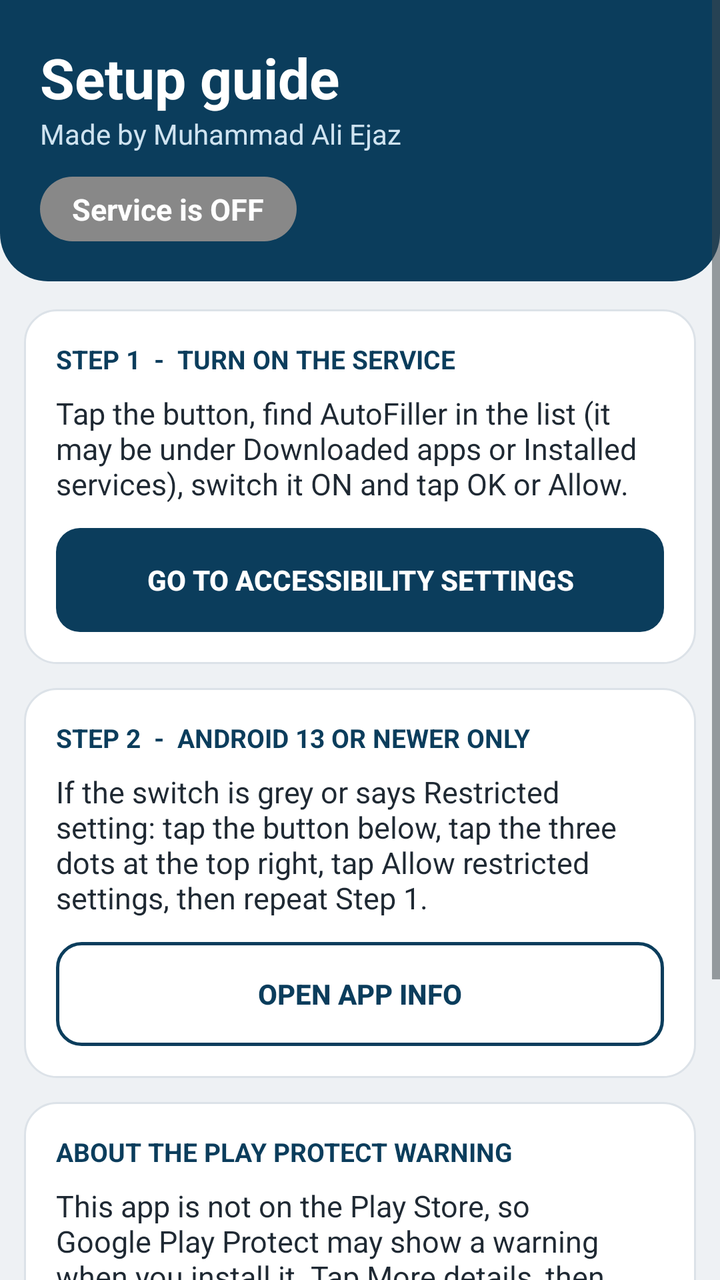
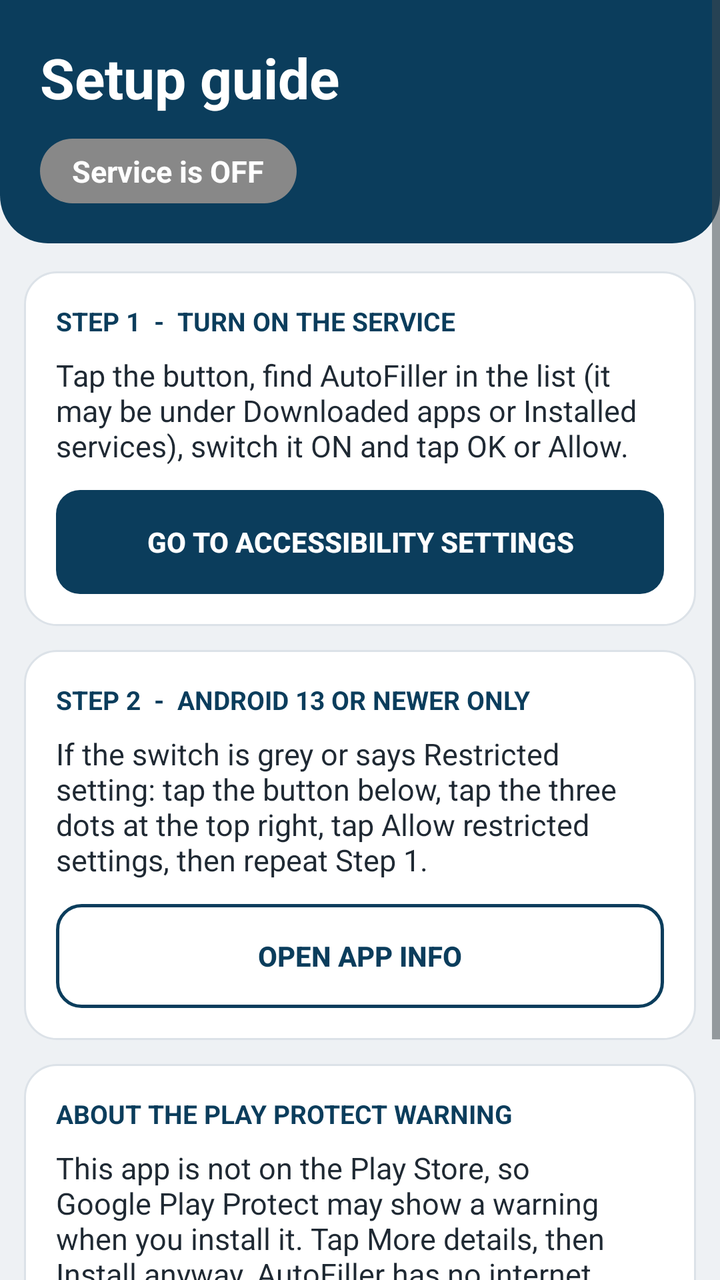

Screens rendered from an Android XML layout before and after an edit, with the pre-edit source and the edit as a unified diff.
<!-- AndroidManifest.xml: application theme android:Theme.DeviceDefault.Light -->
<!-- res/layout/activity_setup.xml -->
<?xml version="1.0" encoding="utf-8"?>
<ScrollView xmlns:android="http://schemas.android.com/apk/res/android"
    android:layout_width="match_parent"
    android:layout_height="match_parent"
    android:background="@color/grey_bg">

    <LinearLayout
        android:layout_width="match_parent"
        android:layout_height="wrap_content"
        android:orientation="vertical"
        android:paddingBottom="24dp">

        <LinearLayout
            android:layout_width="match_parent"
            android:layout_height="wrap_content"
            android:background="@drawable/bg_header"
            android:orientation="vertical"
            android:padding="20dp">

            <TextView
                android:layout_width="wrap_content"
                android:layout_height="wrap_content"
                android:text="Setup guide"
                android:textColor="#FFFFFF"
                android:textSize="28sp"
                android:textStyle="bold" />

            <TextView
                android:layout_width="wrap_content"
                android:layout_height="wrap_content"
                android:text="@string/maker_line"
                android:textColor="#CFE3F0"
                android:textSize="14sp" />

            <TextView
                android:id="@+id/tvServiceState"
                android:layout_width="wrap_content"
                android:layout_height="wrap_content"
                android:layout_marginTop="12dp"
                android:background="@drawable/bg_chip"
                android:paddingLeft="16dp"
                android:paddingTop="6dp"
                android:paddingRight="16dp"
                android:paddingBottom="6dp"
                android:text="Service is OFF"
                android:textColor="#FFFFFF"
                android:textSize="15sp"
                android:textStyle="bold" />
        </LinearLayout>

        <LinearLayout
            android:layout_width="match_parent"
            android:layout_height="wrap_content"
            android:layout_marginLeft="12dp"
            android:layout_marginTop="14dp"
            android:layout_marginRight="12dp"
            android:background="@drawable/bg_card"
            android:orientation="vertical"
            android:padding="16dp">

            <TextView
                android:layout_width="wrap_content"
                android:layout_height="wrap_content"
                android:text="STEP 1  -  TURN ON THE SERVICE"
                android:textColor="@color/primary"
                android:textSize="13sp"
                android:textStyle="bold" />

            <TextView
                android:layout_width="match_parent"
                android:layout_height="wrap_content"
                android:layout_marginTop="8dp"
                android:text="Tap the button, find AutoFiller in the list (it may be under Downloaded apps or Installed services), switch it ON and tap OK or Allow."
                android:textColor="@color/text_dark"
                android:textSize="15sp" />

            <Button
                android:id="@+id/btnAccessibility"
                android:layout_width="match_parent"
                android:layout_height="52dp"
                android:layout_marginTop="12dp"
                android:background="@drawable/btn_primary"
                android:stateListAnimator="@null"
                android:text="Go to Accessibility Settings"
                android:textColor="#FFFFFF"
                android:textStyle="bold" />
        </LinearLayout>

        <LinearLayout
            android:layout_width="match_parent"
            android:layout_height="wrap_content"
            android:layout_marginLeft="12dp"
            android:layout_marginTop="12dp"
            android:layout_marginRight="12dp"
            android:background="@drawable/bg_card"
            android:orientation="vertical"
            android:padding="16dp">

            <TextView
                android:layout_width="wrap_content"
                android:layout_height="wrap_content"
                android:text="STEP 2  -  ANDROID 13 OR NEWER ONLY"
                android:textColor="@color/primary"
                android:textSize="13sp"
                android:textStyle="bold" />

            <TextView
                android:layout_width="match_parent"
                android:layout_height="wrap_content"
                android:layout_marginTop="8dp"
                android:text="If the switch is grey or says Restricted setting: tap the button below, tap the three dots at the top right, tap Allow restricted settings, then repeat Step 1."
                android:textColor="@color/text_dark"
                android:textSize="15sp" />

            <Button
                android:id="@+id/btnAppInfo"
                android:layout_width="match_parent"
                android:layout_height="52dp"
                android:layout_marginTop="12dp"
                android:background="@drawable/btn_outline"
                android:stateListAnimator="@null"
                android:text="Open App info"
                android:textColor="@color/primary"
                android:textStyle="bold" />
        </LinearLayout>

        <LinearLayout
            android:layout_width="match_parent"
            android:layout_height="wrap_content"
            android:layout_marginLeft="12dp"
            android:layout_marginTop="12dp"
            android:layout_marginRight="12dp"
            android:background="@drawable/bg_card"
            android:orientation="vertical"
            android:padding="16dp">

            <TextView
                android:layout_width="wrap_content"
                android:layout_height="wrap_content"
                android:text="ABOUT THE PLAY PROTECT WARNING"
                android:textColor="@color/primary"
                android:textSize="13sp"
                android:textStyle="bold" />

            <TextView
                android:layout_width="match_parent"
                android:layout_height="wrap_content"
                android:layout_marginTop="8dp"
                android:text="This app is not on the Play Store, so Google Play Protect may show a warning when you install it. Tap More details, then Install anyway. AutoFiller has no internet permission: your CSV and the form data never leave your phone."
                android:textColor="@color/text_dark"
                android:textSize="15sp" />

            <TextView
                android:layout_width="match_parent"
                android:layout_height="wrap_content"
                android:layout_marginTop="10dp"
                android:text="No storage permission is needed. You choose the CSV file yourself with the Select CSV file button."
                android:textColor="@color/text_dark"
                android:textSize="15sp" />

            <TextView
                android:layout_width="wrap_content"
                android:layout_height="wrap_content"
                android:layout_marginTop="12dp"
                android:text="@string/maker_line"
                android:textColor="@color/text_soft"
                android:textSize="13sp" />
        </LinearLayout>
    </LinearLayout>
</ScrollView>
<!-- resources referenced by this layout -->
<resources>
  <color name="grey_bg">#EEF1F4</color>
  <color name="primary">#0B3D5C</color>
  <color name="text_dark">#1F2933</color>
  <color name="text_soft">#66727F</color>
  <!-- drawable bg_card (drawable) -->
  <?xml version="1.0" encoding="utf-8"?>
  <shape xmlns:android="http://schemas.android.com/apk/res/android"
      android:shape="rectangle">
      <solid android:color="#FFFFFF" />
      <stroke android:width="1dp" android:color="#DCE2E8" />
      <corners android:radius="16dp" />
  </shape>
  <!-- drawable bg_chip (drawable) -->
  <?xml version="1.0" encoding="utf-8"?>
  <shape xmlns:android="http://schemas.android.com/apk/res/android"
      android:shape="rectangle">
      <solid android:color="#888888" />
      <corners android:radius="24dp" />
  </shape>
  <!-- drawable bg_header (drawable) -->
  <?xml version="1.0" encoding="utf-8"?>
  <shape xmlns:android="http://schemas.android.com/apk/res/android"
      android:shape="rectangle">
      <solid android:color="@color/primary" />
      <corners
          android:bottomLeftRadius="24dp"
          android:bottomRightRadius="24dp" />
  </shape>
  <!-- drawable btn_outline (drawable) -->
  <?xml version="1.0" encoding="utf-8"?>
  <ripple xmlns:android="http://schemas.android.com/apk/res/android"
      android:color="#220B3D5C">
      <item>
          <shape android:shape="rectangle">
              <solid android:color="#FFFFFF" />
              <stroke android:width="1.5dp" android:color="@color/primary" />
              <corners android:radius="12dp" />
          </shape>
      </item>
  </ripple>
  <!-- drawable btn_primary (drawable) -->
  <?xml version="1.0" encoding="utf-8"?>
  <ripple xmlns:android="http://schemas.android.com/apk/res/android"
      android:color="#44FFFFFF">
      <item>
          <shape android:shape="rectangle">
              <solid android:color="@color/primary" />
              <corners android:radius="12dp" />
          </shape>
      </item>
  </ripple>
  <string name="maker_line">Made by Muhammad Ali Ejaz</string>
</resources>

<!-- the commit's change to res/layout/activity_setup.xml (unified diff, before → after) -->
@@ -24,13 +24,6 @@
                 android:textColor="#FFFFFF"
                 android:textSize="28sp"
                 android:textStyle="bold" />
-
-            <TextView
-                android:layout_width="wrap_content"
-                android:layout_height="wrap_content"
-                android:text="@string/maker_line"
-                android:textColor="#CFE3F0"
-                android:textSize="14sp" />
 
             <TextView
                 android:id="@+id/tvServiceState"
@@ -157,14 +150,6 @@
                 android:text="No storage permission is needed. You choose the CSV file yourself with the Select CSV file button."
                 android:textColor="@color/text_dark"
                 android:textSize="15sp" />
-
-            <TextView
-                android:layout_width="wrap_content"
-                android:layout_height="wrap_content"
-                android:layout_marginTop="12dp"
-                android:text="@string/maker_line"
-                android:textColor="@color/text_soft"
-                android:textSize="13sp" />
         </LinearLayout>
     </LinearLayout>
 </ScrollView>
<!-- resource entries referenced after the edit -->
@@ -3,7 +3,6 @@
   <color name="grey_bg">#EEF1F4</color>
   <color name="primary">#0B3D5C</color>
   <color name="text_dark">#1F2933</color>
-  <color name="text_soft">#66727F</color>
   <!-- drawable bg_card (drawable) -->
   <?xml version="1.0" encoding="utf-8"?>
   <shape xmlns:android="http://schemas.android.com/apk/res/android"
@@ -51,6 +50,5 @@
           </shape>
       </item>
   </ripple>
-  <string name="maker_line">Made by Muhammad Ali Ejaz</string>
 </resources>
 
